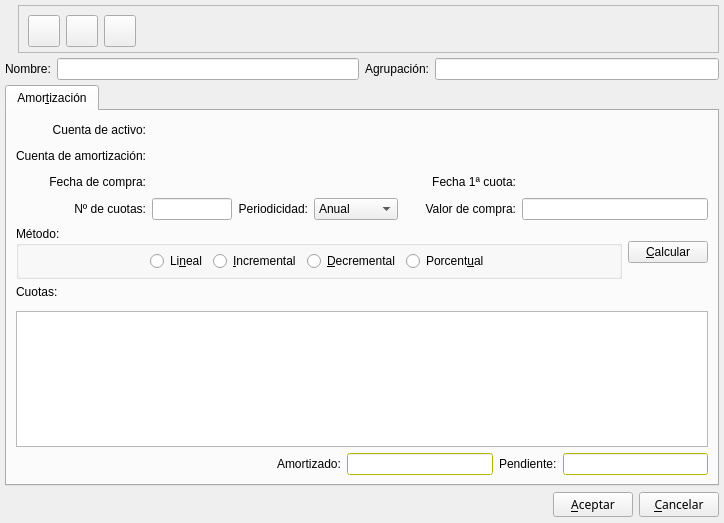
The window that bulmages/bulmacont/src/contabilidad/amortizacionbase.ui (eboladev/Bulmages-1) describes before a commit, drawn with Qt 5.
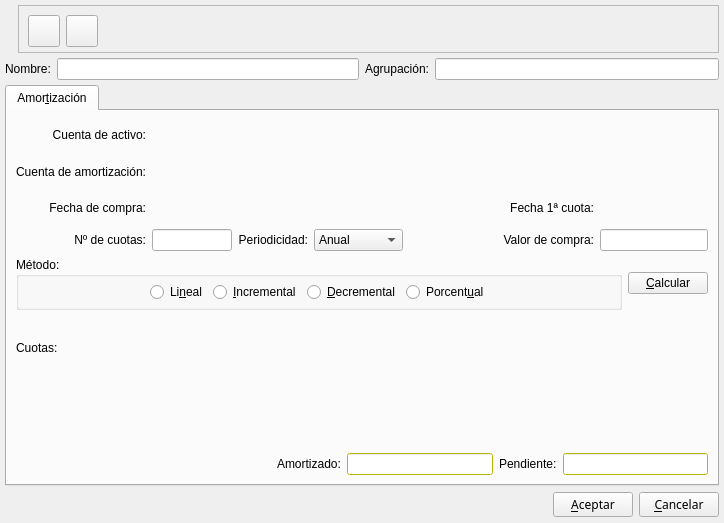
The same window after the commit. Icons and pictures are not drawn. Custom widgets are drawn as their Qt base class.

```diff
--- a/bulmages/bulmacont/src/contabilidad/amortizacionbase.ui
+++ b/bulmages/bulmacont/src/contabilidad/amortizacionbase.ui
@@ -142,40 +142,6 @@
           </property>
          </widget>
         </item>
-        <item>
-         <widget class="QToolButton" name="mui_eliminar" >
-          <property name="minimumSize" >
-           <size>
-            <width>32</width>
-            <height>32</height>
-           </size>
-          </property>
-          <property name="toolTip" >
-           <string>Imprimir albaran</string>
-          </property>
-          <property name="whatsThis" >
-           <string>Imprimir albaran</string>
-          </property>
-          <property name="text" >
-           <string/>
-          </property>
-          <property name="icon" >
-           <iconset resource="../../../bulmages.qrc" >:/Genericos32x32/images/pendientes/i_packageSettings.png</iconset>
-          </property>
-          <property name="iconSize" >
-           <size>
-            <width>22</width>
-            <height>22</height>
-           </size>
-          </property>
-          <property name="checkable" >
-           <bool>false</bool>
-          </property>
-          <property name="checked" >
-           <bool>false</bool>
-          </property>
-         </widget>
-        </item>
         <item>
          <spacer>
           <property name="orientation" >
@@ -419,38 +385,6 @@
            </property>
           </widget>
          </item>
-         <item row="0" column="6" >
-          <spacer>
-           <property name="orientation" >
-            <enum>Qt::Horizontal</enum>
-           </property>
-           <property name="sizeHint" >
-            <size>
-             <width>221</width>
-             <height>20</height>
-            </size>
-           </property>
-          </spacer>
-         </item>
-         <item row="1" column="6" >
-          <spacer>
-           <property name="orientation" >
-            <enum>Qt::Horizontal</enum>
-           </property>
-           <property name="sizeHint" >
-            <size>
-             <width>221</width>
-             <height>20</height>
-            </size>
-           </property>
-          </spacer>
-         </item>
-         <item row="1" column="1" colspan="5" >
-          <widget class="BusquedaCuenta" name="ctaamortizacion" />
-         </item>
-         <item row="0" column="1" colspan="5" >
-          <widget class="BusquedaCuenta" name="ctaactivo" />
-         </item>
          <item row="2" column="1" colspan="2" >
           <widget class="BusquedaFecha" name="fechacompra" />
          </item>
@@ -467,6 +401,12 @@
            </property>
           </spacer>
          </item>
+         <item row="0" column="1" colspan="6" >
+          <widget class="BusquedaCuenta" name="ctaactivo" />
+         </item>
+         <item row="1" column="1" colspan="6" >
+          <widget class="BusquedaCuenta" name="ctaamortizacion" />
+         </item>
         </layout>
        </item>
        <item>
@@ -595,10 +535,7 @@
           </widget>
          </item>
          <item>
-          <widget class="Q3Table" name="table1" />
-         </item>
-         <item>
-          <widget class="QTableWidget" name="tableWidget1" />
+          <widget class="SubForm3" name="mui_listcuotas" />
          </item>
         </layout>
        </item>
@@ -1254,6 +1191,20 @@
  <layoutdefault spacing="6" margin="11" />
  <pixmapfunction></pixmapfunction>
  <customwidgets>
+  <customwidget>
+   <class>BusquedaCuenta</class>
+   <extends></extends>
+   <header>busquedacuenta.h</header>
+   <container>0</container>
+   <pixmap></pixmap>
+  </customwidget>
+  <customwidget>
+   <class>SubForm3</class>
+   <extends>Q3Table</extends>
+   <header>subform3.h</header>
+   <container>0</container>
+   <pixmap></pixmap>
+  </customwidget>
   <customwidget>
    <class>BusquedaFecha</class>
    <extends></extends>
@@ -1268,13 +1219,6 @@
    <container>0</container>
    <pixmap></pixmap>
   </customwidget>
-  <customwidget>
-   <class>BusquedaCuenta</class>
-   <extends></extends>
-   <header>busquedacuenta.h</header>
-   <container>0</container>
-   <pixmap></pixmap>
-  </customwidget>
  </customwidgets>
  <tabstops>
   <tabstop>nomamortizacion</tabstop>
```
Left out of the diff: 8 changed lines with no effect on the pictures.
